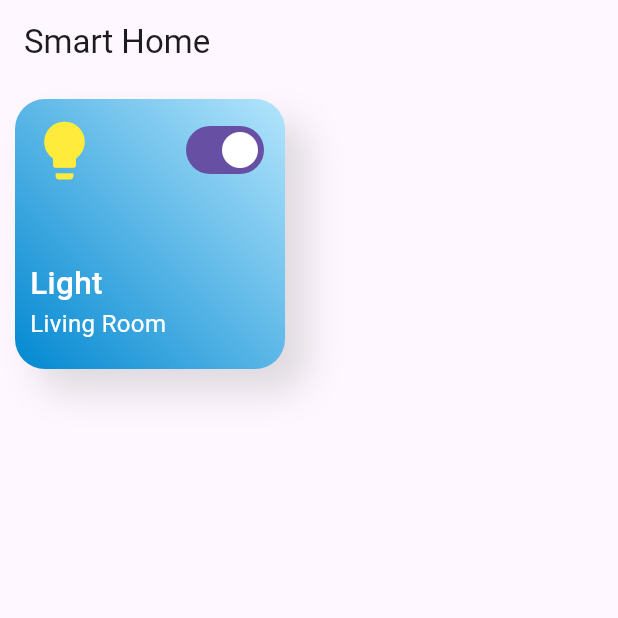
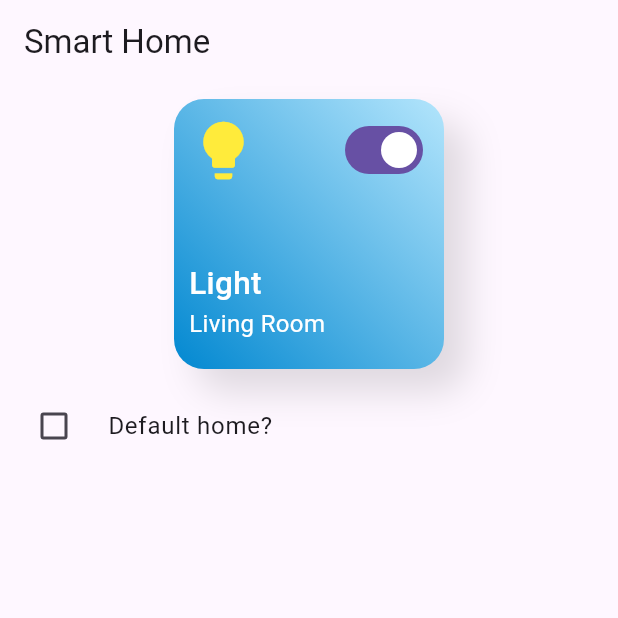
Before and after one commit to zacw-243L/flutter-smart-home-app, a Flutter app: the screen it shows after launch, on a phone screen of 412 x 824 dp, the top half of it. Run offline on Flutter 3.47's test engine with Material 3 defaults, Android fonts, the phone set to English and light mode, and no system bars.

```diff
--- a/lib/main.dart
+++ b/lib/main.dart
@@ -4,8 +4,15 @@ void main() {
   runApp(const MyApp());
 }
 
-class MyApp extends StatelessWidget {
+class MyApp extends StatefulWidget {
   const MyApp({super.key});
+
+  @override
+  State<MyApp> createState() => _MyAppState();
+}
+
+class _MyAppState extends State<MyApp> {
+  bool _isDefault = false;
 
   @override
   Widget build(BuildContext context) {
@@ -14,7 +21,21 @@ class MyApp extends StatelessWidget {
         appBar: AppBar(
           title: const Text('Smart Home'),
         ),
-        body: const Device(),
+        body: Column(
+          children: [
+            const Device(),
+            CheckboxListTile(
+              title: const Text('Default home?'),
+              controlAffinity: ListTileControlAffinity.leading,
+              value: _isDefault,
+              onChanged: (newValue) {
+                setState(() {
+                  _isDefault = newValue!;
+                });
+              },
+            ),
+          ],
+        ),
       ),
     );
   }
```
